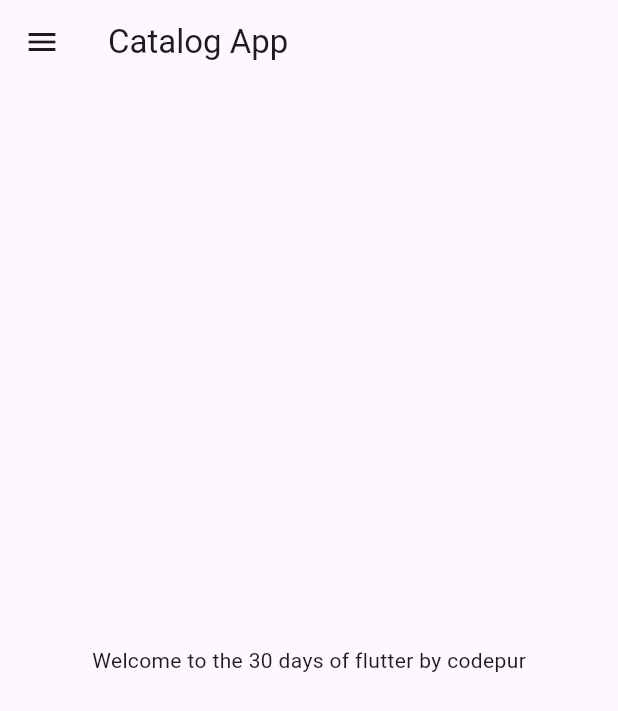
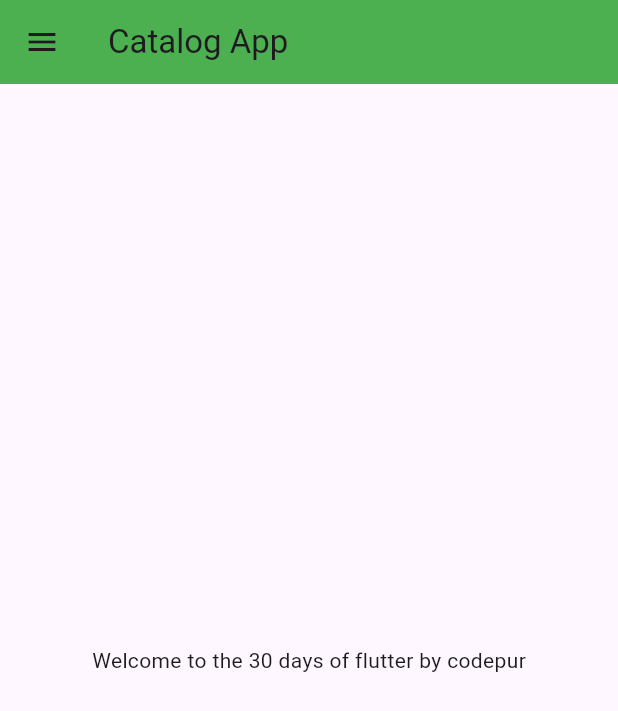
Before and after one commit to Ayushgupta91003/Catalog-app-flutter, a Flutter app: the screen it shows after launch, on a phone screen of 412 x 824 dp. Shown: the top 711 px of the screen. Run offline on Flutter 3.47's test engine with Material 3 defaults, Android fonts, the phone set to English and light mode, and no system bars.

```diff
--- a/lib/main.dart
+++ b/lib/main.dart
@@ -1,11 +1,10 @@
 // this is the day2 of flutter where we are learning dart.
 // use dart.dev for learning dart(can).
 
-
-
-
-import 'package:catalog/home_page.dart';
+import 'package:catalog/pages/home_page.dart';
+import 'package:catalog/pages/login_page.dart';
 import 'package:flutter/material.dart';
+// import 'package:flutter/widgets.dart';
 
 void main() {
   runApp(const MyApp());
@@ -16,11 +15,38 @@ class MyApp extends StatelessWidget {
 
   @override
   Widget build(BuildContext context) {
+    bringVegetables(thaila: true);
+
 
     return MaterialApp(
-      home:HomePage()
+      debugShowCheckedModeBanner: false,
+      // home: HomePage(),
+      themeMode: ThemeMode.dark,
+      theme: ThemeData(
+
+        primarySwatch: Colors.deepPurple,
+        // useMaterial3: true,
+        // colorScheme: ColorScheme.fromSeed(seedColor: Colors.red),
+        // useMaterial3: true,
+        // primaryColor: Colors.red,
+      ),
+      darkTheme: ThemeData(
+        primarySwatch: Colors.green,
+      // brightness: Brightness.dark,
+      ),
+      initialRoute: "/home",        // set's the initial route.
+      routes: {
+        "/": (context) => LoginPage(),
+        "/home": (context) => HomePage(),
+        "/login": (context) => LoginPage(),
+      },
+
 
     );
+  }
+
+  bringVegetables({@required bool? thaila, int rupees = 100}) {
+    // ? represents that it can be of type null.
   }
 }
 
--- a/lib/home_page.dart
+++ b/lib/pages/home_page.dart
@@ -16,6 +16,7 @@ class HomePage extends StatelessWidget {
     return Scaffold(
       appBar: AppBar(
         title: Text("Catalog App"),
+        backgroundColor: Colors.green,
         // by default ye text ios me center aur android mein left side.
       ),
       body: Center(
```
Also changed, not shown: lib/pages/login_page.dart (added, +26 -0 lines).
